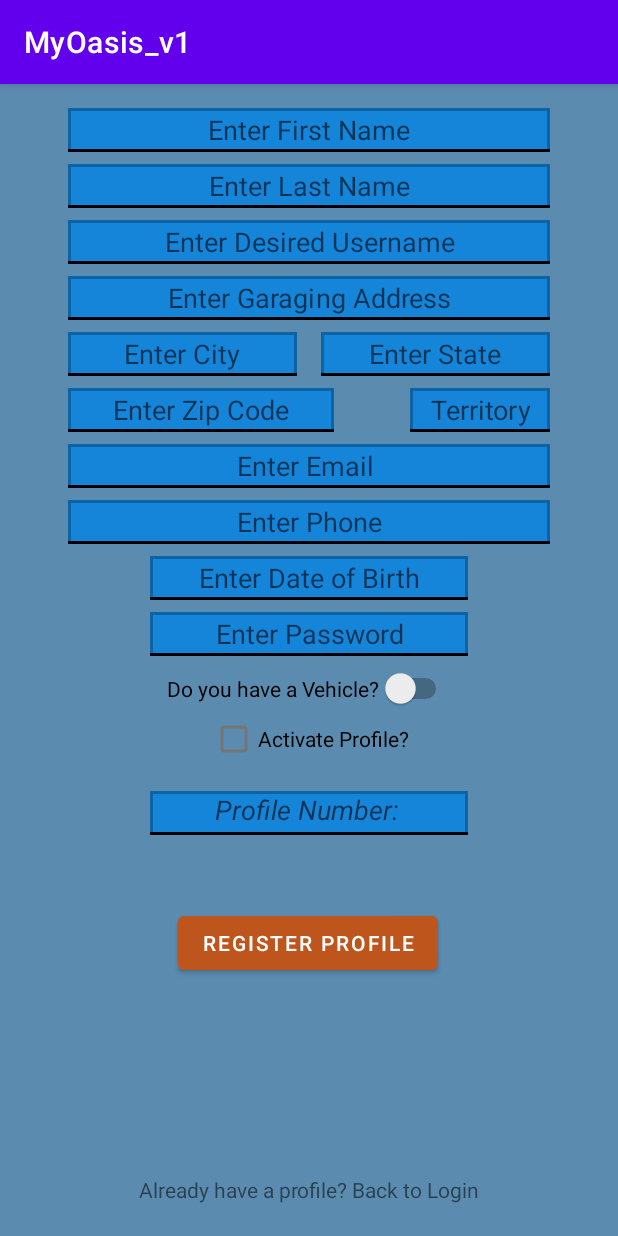
After one commit to BTWashington/MyOasis, an Android app: the User_Registration_Screen screen opened directly, with no data from a screen before it, on a phone screen of 412 x 824 dp. The commit adds this screen. Run offline under Robolectric (Android 15) with nearby library versions, the phone set to English and light mode, and no system bars.

Commit message:
Created ciera_blue_back_black_underline.xml
Imported Colors from MyOasis

Created User_PI profile

Created Constructors for each case profiles are used in

Created Getters and Setters for User_PI

```diff
--- a/app/src/main/AndroidManifest.xml
+++ b/app/src/main/AndroidManifest.xml
@@ -9,7 +9,8 @@
         android:roundIcon="@mipmap/ic_launcher_round"
         android:supportsRtl="true"
         android:theme="@style/Theme.MyOasis_v1">
-        <activity android:name=".User_Login_Screen"></activity>
+        <activity android:name=".User_Registration_Screen"></activity>
+        <activity android:name=".User_Login_Screen" />
         <activity android:name=".MainActivity">
             <intent-filter>
                 <action android:name="android.intent.action.MAIN" />
--- a/app/src/main/java/com/BWash/myoasis_v1/MainActivity.java
+++ b/app/src/main/java/com/BWash/myoasis_v1/MainActivity.java
@@ -2,6 +2,7 @@ package com.BWash.myoasis_v1;
 
 import androidx.appcompat.app.AppCompatActivity;
 
+import android.content.Intent;
 import android.os.Bundle;
 
 public class MainActivity extends AppCompatActivity {
@@ -14,6 +15,9 @@ public class MainActivity extends AppCompatActivity {
 		super.onCreate(savedInstanceState);
 		setContentView(R.layout.activity_main);
 
+		Intent intent = new Intent(MainActivity.this, User_Login_Screen.class);
+		startActivity(intent);
+
 		app_logger.endLogger(MainActivity.this, App_Logger.getEndLogger(), App_Logger.getMainActivityTag());
 	}
 }
--- a/app/src/main/java/com/BWash/myoasis_v1/User_Login_Screen.java
+++ b/app/src/main/java/com/BWash/myoasis_v1/User_Login_Screen.java
@@ -120,7 +120,7 @@ public class User_Login_Screen extends AppCompatActivity {
 		if(name.equals(UserName) && password.equals(Password)){
 			return true;
 		}
-
+		app_logger.endLogger(User_Login_Screen.this, App_Logger.getEndLogger(), App_Logger.getLoginTag());
 		return false;
 	}
 
--- /dev/null
+++ b/app/src/main/java/com/BWash/myoasis_v1/User_Registration_Screen.java
@@ -0,0 +1,21 @@
+package com.BWash.myoasis_v1;
+
+import androidx.appcompat.app.AppCompatActivity;
+
+import android.os.Bundle;
+
+public class User_Registration_Screen extends AppCompatActivity {
+	App_Logger app_logger = new App_Logger();
+
+	@Override
+	protected void onCreate(Bundle savedInstanceState) {
+		app_logger.runLogger(User_Registration_Screen.this, App_Logger.getRunLogger(), App_Logger.getRegistrationTag());
+		app_logger.errorMessage(User_Registration_Screen.this, App_Logger.getOnCreateMethod());
+		super.onCreate(savedInstanceState);
+		setContentView(R.layout.activity_user__registration__screen);
+
+
+
+		app_logger.endLogger(User_Registration_Screen.this, App_Logger.getEndLogger(), App_Logger.getRegistrationTag());
+	}
+}
--- /dev/null
+++ b/app/src/main/res/drawable/ciera_blue_back_black_underline.xml
@@ -0,0 +1,18 @@
+<?xml version="1.0" encoding="utf-8"?>
+<layer-list xmlns:android="http://schemas.android.com/apk/res/android">
+
+    <item>
+        <shape android:shape="rectangle">
+            <solid android:color="@color/ciera_Blue"/>
+            <stroke android:color="@android:color/black"
+                android:width="2dp"/>
+        </shape>
+    </item>
+    <item android:top="0dp" android:bottom="2dp" android:left="0dp" android:right="0dp">
+        <shape android:shape="rectangle">
+            <solid android:color="@color/ciera_Blue"/>
+        </shape>
+    </item>
+
+
+</layer-list>
--- /dev/null
+++ b/app/src/main/res/layout/activity_user__registration__screen.xml
@@ -0,0 +1,304 @@
+<?xml version="1.0" encoding="utf-8"?>
+<androidx.constraintlayout.widget.ConstraintLayout xmlns:android="http://schemas.android.com/apk/res/android"
+    xmlns:app="http://schemas.android.com/apk/res-auto"
+    xmlns:tools="http://schemas.android.com/tools"
+    android:layout_width="match_parent"
+    android:layout_height="match_parent"
+    android:background="#A6044D85"
+    android:scrollbars="vertical"
+    android:verticalScrollbarPosition="right"
+    tools:context=".User_Registration_Screen">
+
+    <EditText
+        android:id="@+id/et_reg_user_name"
+        android:layout_width="0dp"
+        android:layout_height="29dp"
+        android:layout_marginStart="45dp"
+        android:layout_marginTop="8dp"
+        android:layout_marginEnd="45dp"
+        android:background="@drawable/ciera_blue_back_black_underline"
+        android:ems="10"
+        android:hint="@string/et_reg_user_name"
+        android:inputType="textPersonName"
+        android:textAlignment="center"
+        app:layout_constraintBottom_toBottomOf="parent"
+        app:layout_constraintEnd_toEndOf="parent"
+        app:layout_constraintHorizontal_bias="0.479"
+        app:layout_constraintStart_toStartOf="parent"
+        app:layout_constraintTop_toBottomOf="@+id/et_reg_last_name"
+        app:layout_constraintVertical_bias="0.0" />
+
+    <EditText
+        android:id="@+id/et_pi_search_first_name"
+        android:layout_width="0dp"
+        android:layout_height="29dp"
+        android:layout_marginStart="45dp"
+        android:layout_marginEnd="45dp"
+        android:background="@drawable/ciera_blue_back_black_underline"
+        android:ems="10"
+        android:hint="@string/et_reg_first_name"
+
+        android:inputType="textPersonName"
+        android:textAlignment="center"
+        android:textSize="18sp"
+        app:layout_constraintBottom_toBottomOf="parent"
+        app:layout_constraintEnd_toEndOf="parent"
+        app:layout_constraintHorizontal_bias="0.479"
+        app:layout_constraintStart_toStartOf="parent"
+        app:layout_constraintTop_toTopOf="parent"
+        app:layout_constraintVertical_bias="0.022" />
+
+    <EditText
+        android:id="@+id/et_reg_last_name"
+        android:layout_width="0dp"
+        android:layout_height="29dp"
+        android:layout_marginStart="45dp"
+        android:layout_marginTop="8dp"
+        android:layout_marginEnd="45dp"
+        android:background="@drawable/ciera_blue_back_black_underline"
+        android:ems="10"
+        android:hint="@string/et_reg_last_name2"
+        android:inputType="textPersonName"
+        android:textAlignment="center"
+        app:layout_constraintBottom_toBottomOf="parent"
+        app:layout_constraintEnd_toEndOf="parent"
+        app:layout_constraintHorizontal_bias="0.479"
+        app:layout_constraintStart_toStartOf="parent"
+        app:layout_constraintTop_toBottomOf="@+id/et_pi_search_first_name"
+        app:layout_constraintVertical_bias="0.0" />
+
+    <EditText
+        android:id="@+id/et_reg_street_address"
+        android:layout_width="0dp"
+        android:layout_height="29dp"
+        android:layout_marginStart="45dp"
+        android:layout_marginTop="8dp"
+        android:layout_marginEnd="45dp"
+        android:background="@drawable/ciera_blue_back_black_underline"
+        android:ems="10"
+        android:hint="@string/et_reg_street_address"
+        android:inputType="textPostalAddress"
+        android:textAlignment="center"
+        app:layout_constraintBottom_toBottomOf="parent"
+        app:layout_constraintEnd_toEndOf="parent"
+        app:layout_constraintHorizontal_bias="0.479"
+        app:layout_constraintStart_toStartOf="parent"
+        app:layout_constraintTop_toBottomOf="@+id/et_reg_user_name"
+        app:layout_constraintVertical_bias="0.0" />
+
+    <EditText
+        android:id="@+id/et_reg_date_of_birth"
+        android:layout_width="0dp"
+        android:layout_height="29dp"
+        android:layout_marginStart="100dp"
+        android:layout_marginTop="8dp"
+        android:layout_marginEnd="100dp"
+        android:background="@drawable/ciera_blue_back_black_underline"
+        android:ems="10"
+        android:hint="@string/et_reg_date_of_birth"
+        android:inputType="date|datetime"
+        android:textAlignment="center"
+        app:layout_constraintBottom_toBottomOf="parent"
+        app:layout_constraintEnd_toEndOf="parent"
+        app:layout_constraintStart_toStartOf="parent"
+        app:layout_constraintTop_toBottomOf="@+id/et_reg_phone"
+        app:layout_constraintVertical_bias="0.0" />
+
+    <EditText
+        android:id="@+id/et_reg_email"
+        android:layout_width="0dp"
+        android:layout_height="29dp"
+        android:layout_marginStart="45dp"
+        android:layout_marginTop="8dp"
+        android:layout_marginEnd="45dp"
+        android:background="@drawable/ciera_blue_back_black_underline"
+        android:ems="10"
+        android:hint="@string/et_reg_email"
+        android:inputType="textEmailAddress"
+        android:textAlignment="center"
+        app:layout_constraintBottom_toBottomOf="parent"
+        app:layout_constraintEnd_toEndOf="parent"
+        app:layout_constraintStart_toStartOf="parent"
+        app:layout_constraintTop_toBottomOf="@+id/et_reg_zip_code"
+        app:layout_constraintVertical_bias="0.0" />
+
+    <EditText
+        android:id="@+id/et_reg_city"
+        android:layout_width="0dp"
+        android:layout_height="29dp"
+        android:layout_marginStart="45dp"
+        android:layout_marginTop="8dp"
+        android:background="@drawable/ciera_blue_back_black_underline"
+        android:ems="10"
+        android:hint="@string/et_reg_city"
+        android:inputType="textPersonName"
+        android:textAlignment="center"
+        app:layout_constraintBottom_toBottomOf="parent"
+        app:layout_constraintEnd_toStartOf="@id/et_reg_state"
+        app:layout_constraintStart_toStartOf="parent"
+
+        app:layout_constraintTop_toBottomOf="@+id/et_reg_street_address"
+        app:layout_constraintVertical_bias="0.0" />
+
+    <EditText
+        android:id="@+id/et_reg_state"
+        android:layout_width="0dp"
+        android:layout_height="29dp"
+        android:layout_marginStart="16dp"
+        android:layout_marginTop="8dp"
+        android:layout_marginEnd="45dp"
+        android:background="@drawable/ciera_blue_back_black_underline"
+        android:ems="10"
+        android:hint="@string/et_reg_state"
+        android:inputType="textPersonName"
+        android:textAlignment="center"
+        app:layout_constraintBottom_toBottomOf="parent"
+        app:layout_constraintEnd_toEndOf="parent"
+        app:layout_constraintStart_toEndOf="@+id/et_reg_city"
+        app:layout_constraintTop_toBottomOf="@+id/et_reg_street_address"
+        app:layout_constraintVertical_bias="0.0" />
+
+    <EditText
+        android:id="@+id/et_reg_phone"
+        android:layout_width="0dp"
+        android:layout_height="29dp"
+        android:layout_marginStart="45dp"
+        android:layout_marginTop="8dp"
+        android:layout_marginEnd="45dp"
+        android:background="@drawable/ciera_blue_back_black_underline"
+        android:ems="10"
+        android:hint="@string/et_reg_phone"
+        android:inputType="phone"
+        android:textAlignment="center"
+        app:layout_constraintBottom_toBottomOf="parent"
+        app:layout_constraintEnd_toEndOf="parent"
+        app:layout_constraintStart_toStartOf="parent"
+        app:layout_constraintTop_toBottomOf="@+id/et_reg_email"
+        app:layout_constraintVertical_bias="0.0" />
+
+
+    <EditText
+        android:id="@+id/et_reg_password"
+        android:layout_width="0dp"
+        android:layout_height="29dp"
+        android:layout_marginStart="100dp"
+        android:layout_marginTop="8dp"
+        android:layout_marginEnd="100dp"
+        android:background="@drawable/ciera_blue_back_black_underline"
+        android:ems="10"
+        android:hint="@string/et_reg_password"
+        android:inputType="textPassword"
+        android:textAlignment="center"
+        app:layout_constraintBottom_toBottomOf="parent"
+        app:layout_constraintEnd_toEndOf="parent"
+        app:layout_constraintHorizontal_bias="0.494"
+        app:layout_constraintStart_toStartOf="parent"
+        app:layout_constraintTop_toBottomOf="@+id/et_reg_date_of_birth"
+        app:layout_constraintVertical_bias="0.0" />
+
+    <EditText
+        android:id="@+id/et_reg_zip_code"
+        android:layout_width="0dp"
+        android:layout_height="29dp"
+        android:layout_marginStart="45dp"
+        android:layout_marginTop="8dp"
+        android:layout_marginEnd="5dp"
+        android:background="@drawable/ciera_blue_back_black_underline"
+        android:ems="10"
+        android:hint="@string/et_reg_zip_code"
+        android:inputType="number"
+        android:textAlignment="center"
+        app:layout_constraintBottom_toBottomOf="parent"
+        app:layout_constraintEnd_toStartOf="@+id/et_reg_territory"
+        app:layout_constraintStart_toStartOf="parent"
+        app:layout_constraintTop_toBottomOf="@+id/et_reg_city"
+        app:layout_constraintVertical_bias="0.0" />
+
+    <EditText
+        android:id="@+id/et_reg_territory"
+        android:layout_width="93dp"
+        android:layout_height="29dp"
+        android:layout_marginStart="45dp"
+        android:layout_marginTop="8dp"
+        android:layout_marginEnd="45dp"
+        android:background="@drawable/ciera_blue_back_black_underline"
+        android:ems="10"
+        android:hint="@string/et_reg_territory"
+        android:inputType="number"
+        android:textAlignment="center"
+        app:layout_constraintBottom_toBottomOf="parent"
+        app:layout_constraintEnd_toEndOf="parent"
+        app:layout_constraintStart_toEndOf="@id/et_reg_zip_code"
+        app:layout_constraintTop_toBottomOf="@+id/et_reg_state"
+        app:layout_constraintVertical_bias="0.0" />
+
+    <Switch
+        android:id="@+id/sw_reg_has_vehicle"
+        android:layout_width="wrap_content"
+        android:layout_height="24dp"
+        android:layout_marginTop="8dp"
+        android:text="@string/sw_reg_has_vehicle"
+        app:layout_constraintBottom_toBottomOf="parent"
+        app:layout_constraintEnd_toEndOf="parent"
+        app:layout_constraintStart_toStartOf="parent"
+        app:layout_constraintTop_toBottomOf="@+id/et_reg_password"
+        app:layout_constraintVertical_bias="0.0" />
+
+    <Button
+        android:id="@+id/btn_reg_registration"
+        android:layout_width="wrap_content"
+        android:layout_height="wrap_content"
+        android:hint="@string/btn_reg_registration"
+        android:text="@string/btn_reg_registration"
+        app:backgroundTint="#BD551D"
+        app:layout_constraintBottom_toBottomOf="parent"
+        app:layout_constraintEnd_toEndOf="parent"
+        app:layout_constraintHorizontal_bias="0.498"
+        app:layout_constraintStart_toStartOf="parent"
+        app:layout_constraintTop_toBottomOf="@+id/tv_reg_profile_number"
+        app:layout_constraintVertical_bias="0.218" />
+
+    <TextView
+        android:id="@+id/tv_reg_already_signed_in"
+        android:layout_width="wrap_content"
+        android:layout_height="wrap_content"
+        android:layout_marginBottom="16dp"
+        android:text="@string/tv_reg_already_signed_in"
+        app:layout_constraintBottom_toBottomOf="parent"
+        app:layout_constraintEnd_toEndOf="parent"
+        app:layout_constraintStart_toStartOf="parent"
+        app:layout_constraintTop_toBottomOf="@+id/btn_reg_registration"
+        app:layout_constraintVertical_bias="0.961" />
+
+    <CheckBox
+        android:id="@+id/cb_reg_active_profile"
+        android:layout_width="wrap_content"
+        android:layout_height="24dp"
+        android:layout_marginTop="8dp"
+        android:text="@string/cb_reg_active_profile"
+        app:layout_constraintBottom_toBottomOf="parent"
+        app:layout_constraintEnd_toEndOf="parent"
+        app:layout_constraintStart_toStartOf="parent"
+        app:layout_constraintTop_toBottomOf="@+id/sw_reg_has_vehicle"
+        app:layout_constraintVertical_bias="0.0" />
+
+    <TextView
+        android:id="@+id/tv_reg_profile_number"
+        android:layout_width="0dp"
+        android:layout_height="29dp"
+        android:layout_marginStart="100dp"
+        android:layout_marginTop="16dp"
+        android:layout_marginEnd="100dp"
+        android:background="@drawable/ciera_blue_back_black_underline"
+        android:hint="@string/tv_reg_profile_number"
+        android:textAlignment="center"
+        android:textSize="18sp"
+        android:textStyle="italic"
+        app:layout_constraintBottom_toBottomOf="parent"
+        app:layout_constraintEnd_toEndOf="parent"
+        app:layout_constraintHorizontal_bias="0.497"
+        app:layout_constraintStart_toStartOf="parent"
+        app:layout_constraintTop_toBottomOf="@+id/cb_reg_active_profile"
+        app:layout_constraintVertical_bias="0.024" />
+
+</androidx.constraintlayout.widget.ConstraintLayout>
--- a/app/src/main/res/values/colors.xml
+++ b/app/src/main/res/values/colors.xml
@@ -7,4 +7,8 @@
     <color name="teal_700">#FF018786</color>
     <color name="black">#FF000000</color>
     <color name="white">#FFFFFFFF</color>
+    <color name="royal_blue">#E8224CDC</color>
+    <color name="light_blue">#FF2196F3</color>
+    <color name="light_orange">#ffbd551d</color>
+    <color name="ciera_Blue">#BF1184DC</color>
 </resources>
--- a/app/src/main/res/values/strings.xml
+++ b/app/src/main/res/values/strings.xml
@@ -7,4 +7,24 @@
     <string name="btn_login_login">Login</string>
     <string name="tv_login_new_user">New User?  Sign up</string>
     <string name="tv_login_third_party">Third Party Access</string>
+    <string name="et_reg_first_name">Enter First Name</string>
+    <string name="et_reg_last_name">"Enter Last Name "</string>
+    <string name="et_reg_last_name2">Enter Last Name</string>
+    <string name="et_reg_user_name">Enter Desired Username</string>
+    <string name="et_reg_street_address">Enter Garaging Address</string>
+    <string name="et_reg_city">Enter City</string>
+    <string name="et_reg_state">Enter State</string>
+    <string name="et_reg_zip_code">Enter Zip Code</string>
+    <string name="et_reg_territory">Territory</string>
+    <string name="et_reg_email">"Enter Email "</string>
+    <string name="et_reg_email2">"Enter Email "</string>
+    <string name="et_reg_email3">"Enter email "</string>
+    <string name="et_reg_phone">Enter Phone</string>
+    <string name="et_reg_date_of_birth">Enter Date of Birth</string>
+    <string name="et_reg_password">Enter Password</string>
+    <string name="sw_reg_has_vehicle">Do you have a Vehicle?</string>
+    <string name="cb_reg_active_profile">Activate Profile?</string>
+    <string name="tv_reg_profile_number">"Profile Number: "</string>
+    <string name="btn_reg_registration">Register Profile</string>
+    <string name="tv_reg_already_signed_in">Already have a profile? Back to Login</string>
 </resources>
```
Also changed, not shown: app/src/main/java/com/BWash/myoasis_v1/User_PI.java (added, +327 -0 lines).
